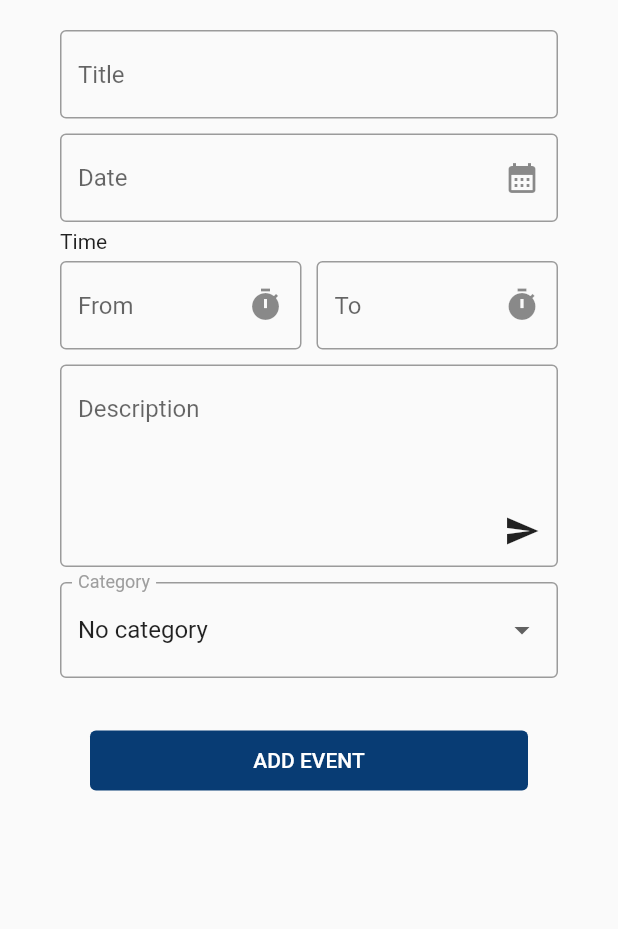
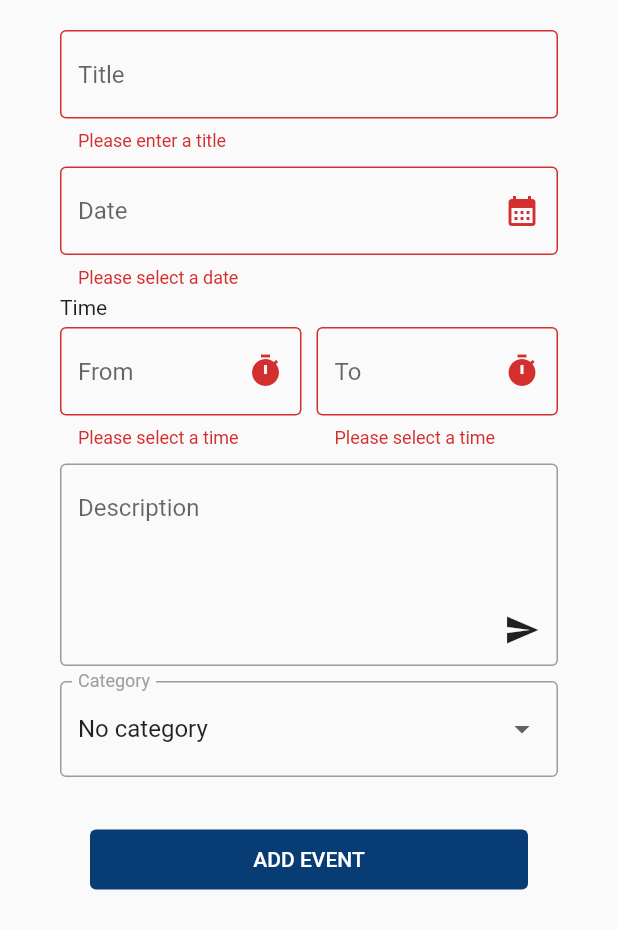
Before and after one commit to What-s-CalU/Front_End, a Flutter app: the AddEventPage screen opened directly, after a tap on "ADD EVENT", on a phone screen of 412 x 824 dp. Shown: the top 929 px of the screen. Run offline on Flutter 3.47's test engine with Material 2 defaults, Android fonts, the phone set to English and light mode, and no system bars; our stand-ins replace syncfusion_flutter_calendar.

Commit message:
Added user input verification to add event page

```diff
--- a/flutter_application/lib/model/categoryColorMapping.dart
+++ b/flutter_application/lib/model/categoryColorMapping.dart
@@ -3,8 +3,8 @@ import 'package:flutter/material.dart';
 class CategoryColorMapping {
   final Map<String, Color> _categoryColorMapping = {};
 
-  Color getColorForCategory(String category) {
-    if (_categoryColorMapping.containsKey(category)) {
+  Color getColorForCategory(String? category) {
+    if (category != null && _categoryColorMapping.containsKey(category)) {
       return _categoryColorMapping[category]!;
     } else {
       return Colors.blue;
--- a/flutter_application/lib/pageUtility/addEventPageUtil.dart
+++ b/flutter_application/lib/pageUtility/addEventPageUtil.dart
@@ -1,19 +1,6 @@
 import 'package:flutter/material.dart';
 import 'package:flutter_application_1/pageUtility/LoginPageUtil.dart';
 import 'package:intl/intl.dart';
-
-Padding buildTitleTextField(TextEditingController controller) {
-  return Padding(
-    padding: const EdgeInsets.fromLTRB(40, 20, 40, 5),
-    child: TextField(
-      controller: controller,
-      decoration: const InputDecoration(
-        hintText: "Title",
-        border: OutlineInputBorder(),
-      ),
-    ),
-  );
-}
 
 DateTime convertStringsToDateTime(String date, String time) {
   // Split the date string into its components
@@ -39,10 +26,58 @@ Padding textBeforeTextField(String text) {
   );
 }
 
+Padding timeInputFields(TextEditingController fromController,
+    TextEditingController toController, BuildContext context) {
+  return Padding(
+    padding: const EdgeInsets.fromLTRB(40, 5, 40, 5),
+    child: Row(
+      mainAxisAlignment: MainAxisAlignment.spaceEvenly,
+      children: <Widget>[
+        Expanded(
+            child: Padding(
+          padding: const EdgeInsets.fromLTRB(0, 0, 5, 0),
+          child: timeInputField(
+            fromController,
+            context,
+            "From",
+            (value) => validateTime(value, toController.text, context),
+          ),
+        )),
+        Expanded(
+            child: Padding(
+          padding: const EdgeInsets.fromLTRB(5, 0, 0, 0),
+          child: timeInputField(
+            toController,
+            context,
+            "To",
+            (value) => validateTime(fromController.text, value, context),
+          ),
+        )),
+      ],
+    ),
+  );
+}
+
+TextFormField buildTitleTextField(TextEditingController controller) {
+  return TextFormField(
+    controller: controller,
+    decoration: const InputDecoration(
+      hintText: "Title",
+      border: OutlineInputBorder(),
+    ),
+    validator: (value) {
+      if (value == null || value.isEmpty) {
+        return 'Please enter a title';
+      }
+      return null;
+    },
+  );
+}
+
 Padding dateInputField(TextEditingController controller, BuildContext context) {
   return Padding(
     padding: const EdgeInsets.fromLTRB(40, 5, 40, 5),
-    child: TextField(
+    child: TextFormField(
       controller: controller,
       decoration: InputDecoration(
         suffixIcon: GestureDetector(
@@ -64,13 +99,27 @@ Padding dateInputField(TextEditingController controller, BuildContext context) {
         hintText: "Date",
         border: const OutlineInputBorder(),
       ),
+      validator: (value) {
+        if (value == null || value.isEmpty) {
+          return 'Please select a date';
+        }
+
+        final format = DateFormat("MM/dd/yyyy");
+        try {
+          format.parse(value);
+        } catch (e) {
+          return 'Invalid date format';
+        }
+
+        return null;
+      },
     ),
   );
 }
 
-TextField timeInputField(
-    TextEditingController controller, BuildContext context, String hint) {
-  return TextField(
+TextFormField timeInputField(TextEditingController controller,
+    BuildContext context, String hint, String? Function(String?) validator) {
+  return TextFormField(
     controller: controller,
     decoration: InputDecoration(
       suffixIcon: GestureDetector(
@@ -88,6 +137,7 @@ TextField timeInputField(
       hintText: hint,
       border: const OutlineInputBorder(),
     ),
+    validator: validator,
   );
 }
 
@@ -127,24 +177,35 @@ Padding descriptionTextField(
   );
 }
 
-Padding timeInputFields(TextEditingController fromController,
-    TextEditingController toController, BuildContext context) {
-  return Padding(
-    padding: const EdgeInsets.fromLTRB(40, 5, 40, 5),
-    child: Row(
-      mainAxisAlignment: MainAxisAlignment.spaceEvenly,
-      children: <Widget>[
-        Expanded(
-            child: Padding(
-          padding: const EdgeInsets.fromLTRB(0, 0, 5, 0),
-          child: timeInputField(fromController, context, "From"),
-        )),
-        Expanded(
-            child: Padding(
-          padding: const EdgeInsets.fromLTRB(5, 0, 0, 0),
-          child: timeInputField(toController, context, "To"),
-        )),
-      ],
-    ),
-  );
+String? validateTime(
+    String? fromTimeValue, String? toTimeValue, BuildContext context) {
+  if (fromTimeValue == null || fromTimeValue.isEmpty) {
+    return 'Please select a time';
+  }
+
+  if (toTimeValue == null || toTimeValue.isEmpty) {
+    return null;
+  }
+
+  final format = DateFormat("hh:mm a");
+  DateTime? fromTime;
+  DateTime? toTime;
+
+  try {
+    fromTime = format.parse(fromTimeValue);
+  } catch (e) {
+    return 'Invalid time format';
+  }
+
+  try {
+    toTime = format.parse(toTimeValue);
+  } catch (e) {
+    return 'Invalid time format';
+  }
+
+  if (fromTime.isAfter(toTime)) {
+    return 'From must be before to';
+  }
+
+  return null;
 }
--- a/flutter_application/lib/pages/AddEventPage.dart
+++ b/flutter_application/lib/pages/AddEventPage.dart
@@ -6,7 +6,7 @@ import '../model/Events.dart';
 import '../pageUtility/categoryDropdown.dart';
 
 class AddEventPage extends StatefulWidget {
-  const AddEventPage({super.key});
+  const AddEventPage({Key? key}) : super(key: key);
   @override
   State<AddEventPage> createState() => _AddEventPageState();
 }
@@ -19,6 +19,7 @@ class _AddEventPageState extends State<AddEventPage> {
   final TextEditingController _descriptionController = TextEditingController();
 
   String? _selectedCategory;
+  final _formKey = GlobalKey<FormState>();
 
   Color mainColor = const Color(0xff083c74);
 
@@ -35,9 +36,14 @@ class _AddEventPageState extends State<AddEventPage> {
         toolbarHeight: 0,
         elevation: 0,
       ),
-      body: ListView(
+      body: Form(
+        key: _formKey,
+        child: ListView(
           children: <Widget>[
-          buildTitleTextField(_titleController),
+            Padding(
+              padding: const EdgeInsets.fromLTRB(40, 20, 40, 5),
+              child: buildTitleTextField(_titleController),
+            ),
             dateInputField(_dateController, context),
             textBeforeTextField("Time"),
             timeInputFields(_fromTimeController, _toTimeController, context),
@@ -55,6 +61,7 @@ class _AddEventPageState extends State<AddEventPage> {
                 height: 40,
                 child: TextButton(
                   onPressed: () {
+                    if (_formKey.currentState!.validate()) {
                       Event newEvent = Event(
                         startTime: convertStringsToDateTime(
                             _dateController.text, _fromTimeController.text),
@@ -62,7 +69,7 @@ class _AddEventPageState extends State<AddEventPage> {
                             _dateController.text, _toTimeController.text),
                         subject: _titleController.text,
                         color: eventProvider.categoryColorMapping
-                        .getColorForCategory(_selectedCategory!),
+                            .getColorForCategory(_selectedCategory),
                         description: _descriptionController.text,
                         isCustom: true,
                         category: _selectedCategory,
@@ -72,6 +79,7 @@ class _AddEventPageState extends State<AddEventPage> {
                           Provider.of<EventProvider>(context, listen: false);
                       provider.addEvent(newEvent);
                       Navigator.pop(context);
+                    }
                   },
                   style: TextButton.styleFrom(backgroundColor: mainColor),
                   child: const Text(
@@ -85,6 +93,7 @@ class _AddEventPageState extends State<AddEventPage> {
             ),
           ],
         ),
+      ),
     );
   }
 }
```
Also changed, not shown: flutter_application/TestingDisc.txt (deleted). Lines whose indentation alone changed are shown as unchanged.
